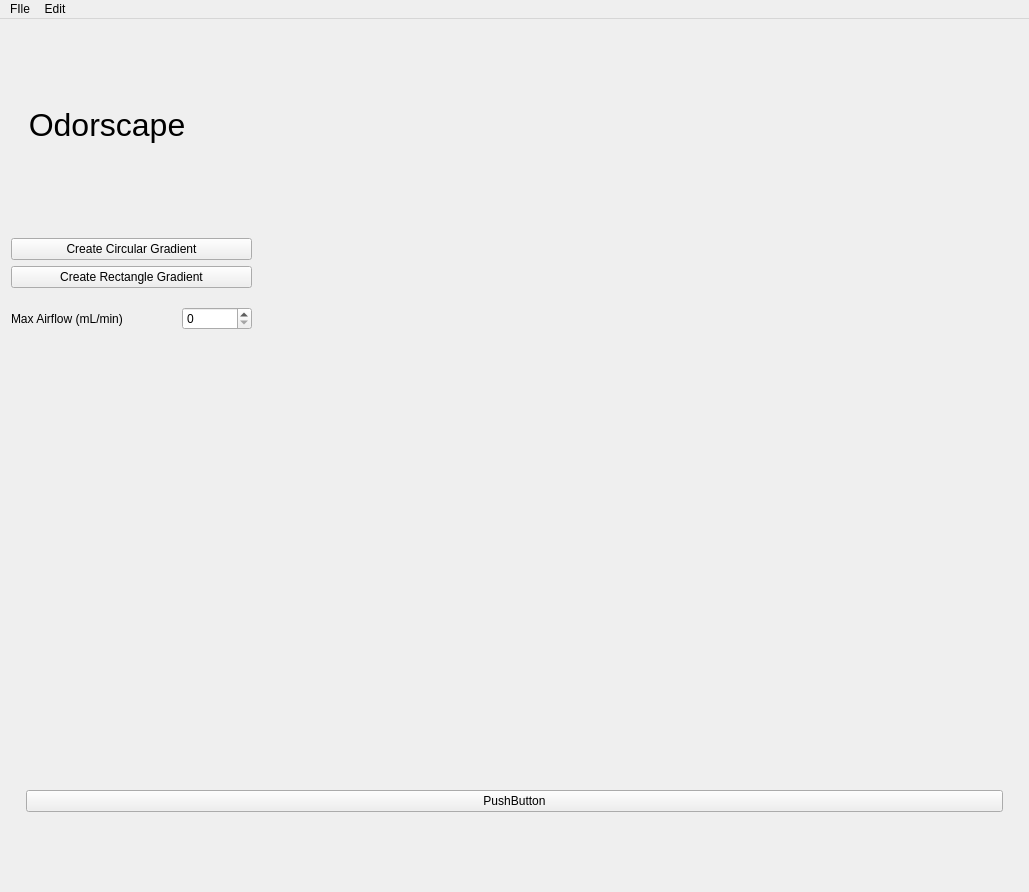
Old version of the form mainwindow.ui in the repository flybrains/odorscape.
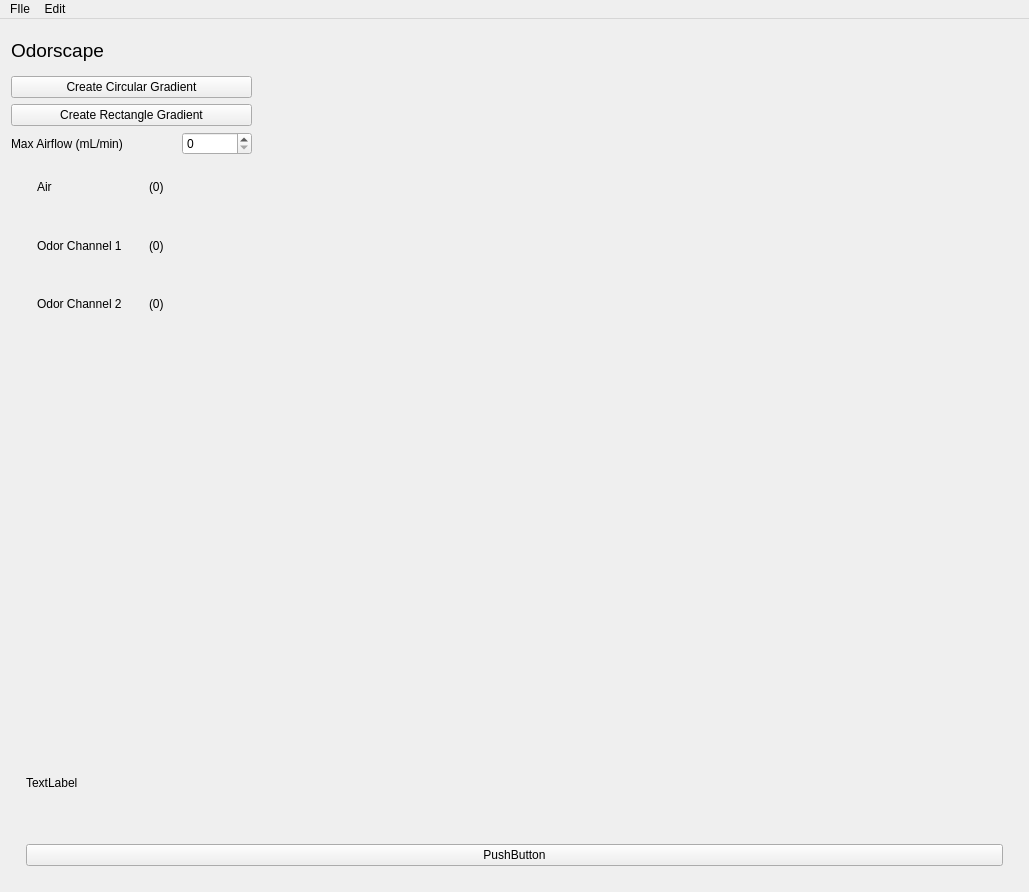
New version of the form. Icons and pictures are not drawn.

Commit message: Fixed rectanlge buttons

Diff of the .ui file:
```diff
--- a/mainwindow.ui
+++ b/mainwindow.ui
@@ -30,32 +30,22 @@
        <layout class="QVBoxLayout" name="verticalLayout_2">
         <item>
          <widget class="QLabel" name="label">
+          <property name="maximumSize">
+           <size>
+            <width>16777215</width>
+            <height>40</height>
+           </size>
+          </property>
           <property name="font">
            <font>
-            <pointsize>24</pointsize>
+            <pointsize>14</pointsize>
            </font>
           </property>
           <property name="text">
-           <string>  Odorscape</string>
+           <string>Odorscape</string>
           </property>
          </widget>
         </item>
-        <item>
-         <spacer name="verticalSpacer_2">
-          <property name="orientation">
-           <enum>Qt::Vertical</enum>
-          </property>
-          <property name="sizeType">
-           <enum>QSizePolicy::Fixed</enum>
-          </property>
-          <property name="sizeHint" stdset="0">
-           <size>
-            <width>20</width>
-            <height>13</height>
-           </size>
-          </property>
-         </spacer>
-        </item>
         <item>
          <widget class="QPushButton" name="circularGradientButton">
           <property name="sizePolicy">
@@ -76,22 +66,6 @@
           </property>
          </widget>
         </item>
-        <item>
-         <spacer name="verticalSpacer_3">
-          <property name="orientation">
-           <enum>Qt::Vertical</enum>
-          </property>
-          <property name="sizeType">
-           <enum>QSizePolicy::Fixed</enum>
-          </property>
-          <property name="sizeHint" stdset="0">
-           <size>
-            <width>20</width>
-            <height>13</height>
-           </size>
-          </property>
-         </spacer>
-        </item>
         <item>
          <layout class="QHBoxLayout" name="horizontalLayout_9">
           <item>
@@ -128,6 +102,166 @@
           </item>
          </layout>
         </item>
+        <item>
+         <layout class="QVBoxLayout" name="verticalLayout_4">
+          <item>
+           <layout class="QHBoxLayout" name="horizontalLayout_10">
+            <item>
+             <widget class="QLabel" name="blueLabel">
+              <property name="sizePolicy">
+               <sizepolicy hsizetype="Fixed" vsizetype="Fixed">
+                <horstretch>0</horstretch>
+                <verstretch>0</verstretch>
+               </sizepolicy>
+              </property>
+              <property name="minimumSize">
+               <size>
+                <width>20</width>
+                <height>20</height>
+               </size>
+              </property>
+              <property name="maximumSize">
+               <size>
+                <width>20</width>
+                <height>20</height>
+               </size>
+              </property>
+              <property name="cursor">
+               <cursorShape>ArrowCursor</cursorShape>
+              </property>
+              <property name="text">
+               <string/>
+              </property>
+             </widget>
+            </item>
+            <item>
+             <widget class="QLabel" name="label_2">
+              <property name="minimumSize">
+               <size>
+                <width>106</width>
+                <height>0</height>
+               </size>
+              </property>
+              <property name="maximumSize">
+               <size>
+                <width>106</width>
+                <height>135</height>
+               </size>
+              </property>
+              <property name="text">
+               <string>Air</string>
+              </property>
+             </widget>
+            </item>
+            <item>
+             <widget class="QLabel" name="airValLabel">
+              <property name="text">
+               <string>(0)</string>
+              </property>
+             </widget>
+            </item>
+           </layout>
+          </item>
+          <item>
+           <layout class="QHBoxLayout" name="horizontalLayout_7">
+            <item>
+             <widget class="QLabel" name="greenLabel">
+              <property name="minimumSize">
+               <size>
+                <width>20</width>
+                <height>20</height>
+               </size>
+              </property>
+              <property name="maximumSize">
+               <size>
+                <width>20</width>
+                <height>20</height>
+               </size>
+              </property>
+              <property name="text">
+               <string/>
+              </property>
+             </widget>
+            </item>
+            <item>
+             <widget class="QLabel" name="label_5">
+              <property name="minimumSize">
+               <size>
+                <width>106</width>
+                <height>0</height>
+               </size>
+              </property>
+              <property name="maximumSize">
+               <size>
+                <width>106</width>
+                <height>16777215</height>
+               </size>
+              </property>
+              <property name="text">
+               <string>Odor Channel 1</string>
+              </property>
+             </widget>
+            </item>
+            <item>
+             <widget class="QLabel" name="odor1ValLabel">
+              <property name="text">
+               <string>(0)</string>
+              </property>
+             </widget>
+            </item>
+           </layout>
+          </item>
+          <item>
+           <layout class="QHBoxLayout" name="horizontalLayout_6">
+            <item>
+             <widget class="QLabel" name="label_8">
+              <property name="minimumSize">
+               <size>
+                <width>20</width>
+                <height>20</height>
+               </size>
+              </property>
+              <property name="maximumSize">
+               <size>
+                <width>20</width>
+                <height>20</height>
+               </size>
+              </property>
+              <property name="text">
+               <string/>
+              </property>
+             </widget>
+            </item>
+            <item>
+             <widget class="QLabel" name="label_7">
+              <property name="minimumSize">
+               <size>
+                <width>106</width>
+                <height>0</height>
+               </size>
+              </property>
+              <property name="maximumSize">
+               <size>
+                <width>106</width>
+                <height>16777215</height>
+               </size>
+              </property>
+              <property name="text">
+               <string>Odor Channel 2</string>
+              </property>
+             </widget>
+            </item>
+            <item>
+             <widget class="QLabel" name="odor2ValLabel">
+              <property name="text">
+               <string>(0)</string>
+              </property>
+             </widget>
+            </item>
+           </layout>
+          </item>
+         </layout>
+        </item>
         <item>
          <spacer name="verticalSpacer_4">
           <property name="orientation">
@@ -227,13 +361,20 @@
          <property name="spacing">
           <number>15</number>
          </property>
-         <item row="0" column="0">
+         <item row="1" column="0">
           <widget class="QPushButton" name="pushButton">
            <property name="text">
             <string>PushButton</string>
            </property>
           </widget>
          </item>
+         <item row="0" column="0">
+          <widget class="QLabel" name="label_3">
+           <property name="text">
+            <string>TextLabel</string>
+           </property>
+          </widget>
+         </item>
         </layout>
        </widget>
       </item>
```
Left out of the diff: 17 changed lines with no effect on the pictures. The commit also changes 4 other files.
